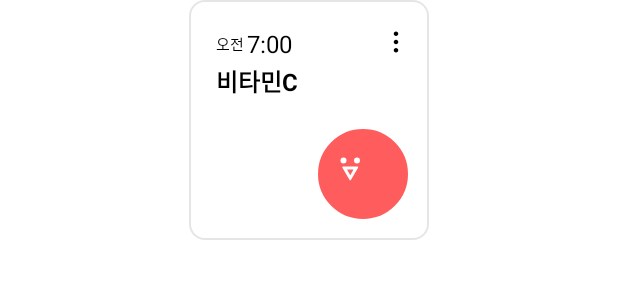
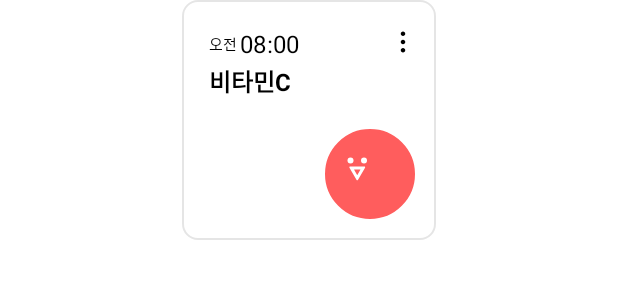
Before and after one commit to prography7-team6-pilit/Pilit-Android, an Android app: the layout item_pill_list.xml on its own in the app's theme, with its tools: preview values and no code run, on a phone screen of 412 x 824 dp. Shown: the top 300 px of the screen. Run offline under Robolectric (Android 15) with nearby library versions, the phone set to English and light mode, and no system bars; network calls fail.

Commit message:
#22 [FEAT] 홈 화면 아이템의 메인 시간 설정

```diff
--- a/app/src/main/java/com/prography/pilit/data/datasource/remote/pill/PillDto.kt
+++ b/app/src/main/java/com/prography/pilit/data/datasource/remote/pill/PillDto.kt
@@ -50,7 +50,7 @@ data class Alert(
     @SerializedName("alertId")
     val alertId: Int,
     @SerializedName("alertTime")
-    val alertTime: String,
+    val alertTime: List<String>,
     @SerializedName("alertWeek")
     val alertWeek: List<Week>,
     @SerializedName("isPush")
--- a/app/src/main/java/com/prography/pilit/domain/model/Pill.kt
+++ b/app/src/main/java/com/prography/pilit/domain/model/Pill.kt
@@ -7,8 +7,7 @@ import kotlinx.android.parcel.Parcelize
 data class Pill(
     val alertId:Int,
     val pillName:String,
-    val am_pm:Boolean, // 오전 false, 오후 true
-    val alertTime:String,
+    val alertTime:List<String>,
     val alertWeek:List<Week>,
     val isPush:Boolean,
     val eatId:Int,
--- a/app/src/main/java/com/prography/pilit/presentation/viewmodel/JoinViewModel.kt
+++ b/app/src/main/java/com/prography/pilit/presentation/viewmodel/JoinViewModel.kt
@@ -12,7 +12,7 @@ import kotlinx.coroutines.launch
 import javax.inject.Inject
 
 @HiltViewModel
-class JoinViewModel@Inject constructor(
+class JoinViewModel @Inject constructor(
     private val requestJoinUseCase: RequestJoinUseCase
 ) : ViewModel() {
 
--- a/app/src/main/res/layout/item_pill_list.xml
+++ b/app/src/main/res/layout/item_pill_list.xml
@@ -7,6 +7,12 @@
         <variable
             name="pill"
             type="com.prography.pilit.domain.model.Pill" />
+        <variable
+            name="am_pm"
+            type="Boolean"/>
+        <variable
+            name="alertTime"
+            type="String" />
     </data>
 
     <LinearLayout
@@ -24,27 +30,27 @@
                 android:id="@+id/tv_pill_list_am_pm"
                 android:layout_width="wrap_content"
                 android:layout_height="wrap_content"
-                android:text="@{pill.am_pm == false? @string/am : @string/pm}"
+                android:text="@{am_pm == false? @string/am : @string/pm}"
                 android:textColor="@color/black"
                 android:textSize="10dp"
                 android:layout_marginStart="18dp"
                 app:layout_constraintTop_toTopOf="@id/tv_pill_list_alert_time"
                 app:layout_constraintBottom_toBottomOf="@id/tv_pill_list_alert_time"
                 app:layout_constraintStart_toStartOf="parent"
-                tools:text="오전"/>
+                tools:text="@string/am"/>
 
             <TextView
                 android:id="@+id/tv_pill_list_alert_time"
                 android:layout_width="wrap_content"
                 android:layout_height="wrap_content"
-                android:text="@{pill.alertTime}"
+                android:text="@{alertTime}"
                 android:textColor="@color/black"
                 android:textSize="16dp"
                 android:layout_marginTop="18dp"
                 android:layout_marginStart="2dp"
                 app:layout_constraintTop_toTopOf="parent"
                 app:layout_constraintStart_toEndOf="@id/tv_pill_list_am_pm"
-                tools:text="7:00"/>
+                tools:text="08:00"/>
 
             <ImageView
                 android:id="@+id/iv_pill_list_option"
```
Also changed, not shown: app/src/main/java/com/prography/pilit/data/mapper/PillMapper.kt (+1 -14 lines), app/src/main/java/com/prography/pilit/presentation/activity/EditPillActivity.kt (+4 -5 lines), app/src/main/java/com/prography/pilit/presentation/adapter/PillListAdapter.kt (+33 -8 lines), app/src/main/java/com/prography/pilit/presentation/fragment/PillListFragment.kt (+4 -4 lines), app/src/main/java/com/prography/pilit/presentation/viewmodel/PillListViewModel.kt (+16 -13 lines).
